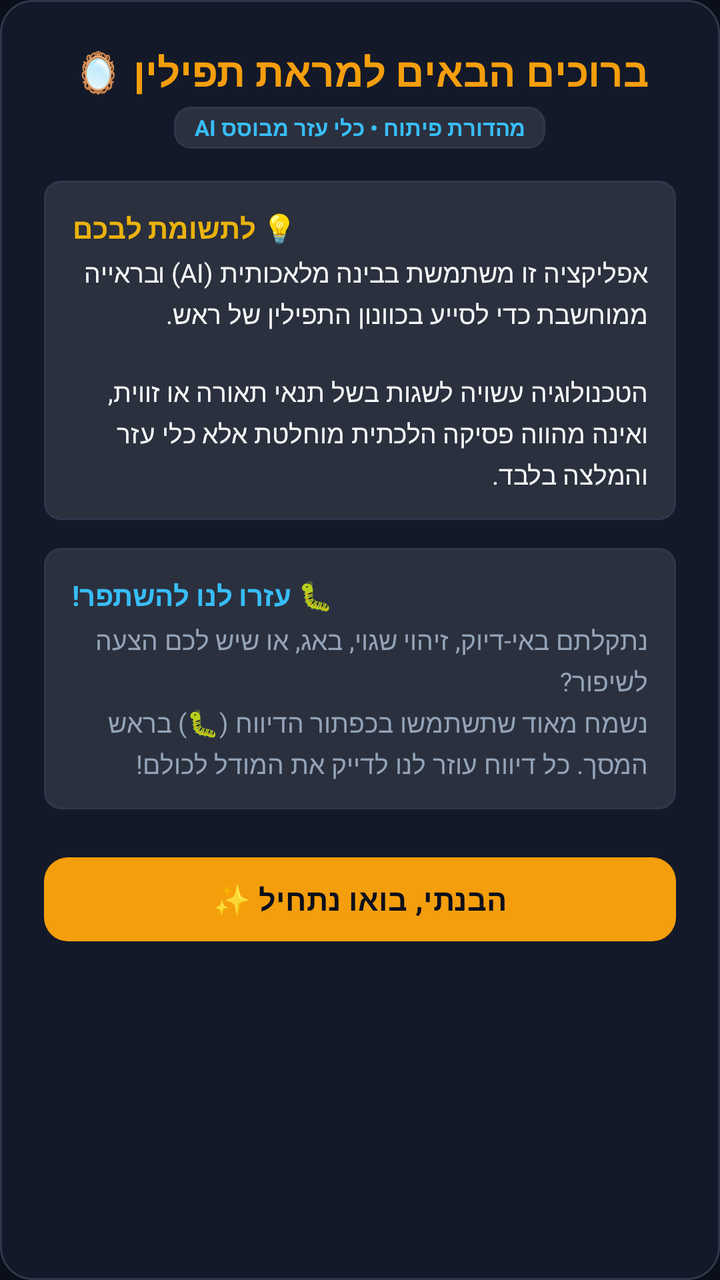
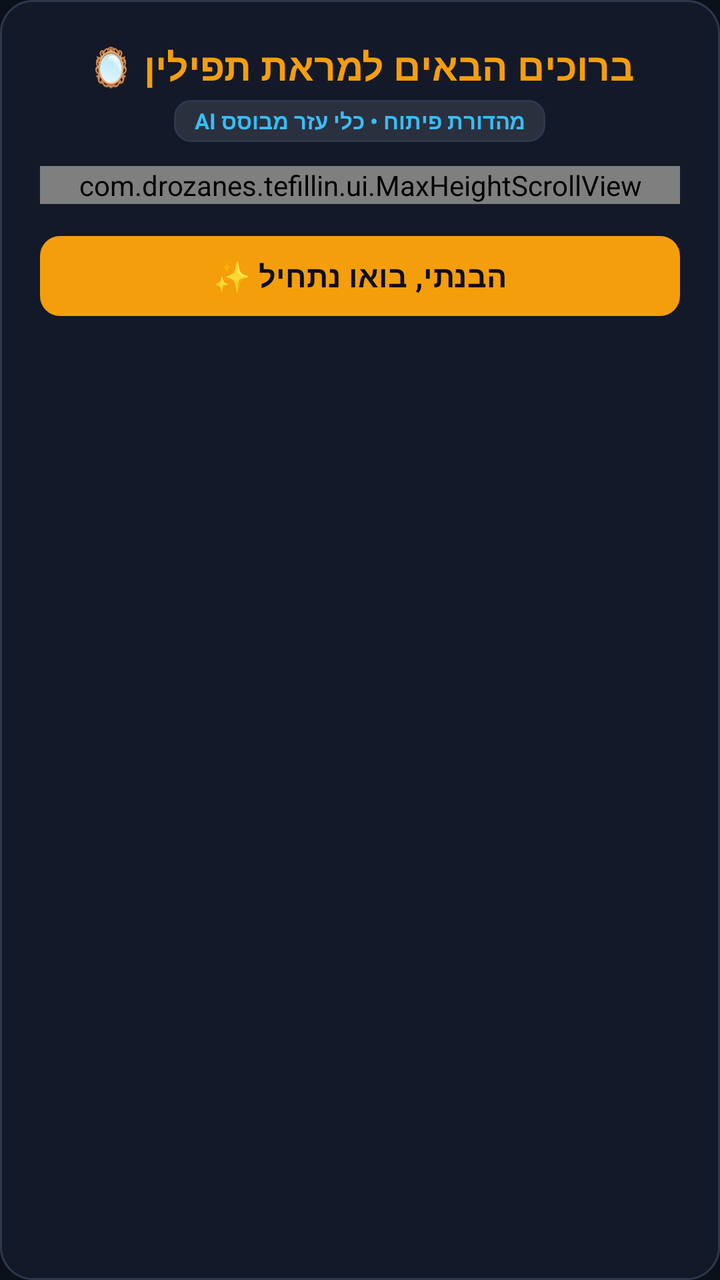

Screens rendered from an Android XML layout before and after an edit, with the pre-edit source and the edit as a unified diff.
<!-- AndroidManifest.xml: application theme Theme.TefillinNative -->
<!-- res/layout/dialog_disclaimer.xml -->
<?xml version="1.0" encoding="utf-8"?>
<ScrollView xmlns:android="http://schemas.android.com/apk/res/android"
    xmlns:app="http://schemas.android.com/apk/res-auto"
    android:layout_width="match_parent"
    android:layout_height="wrap_content"
    android:fillViewport="true">

    <LinearLayout
        android:layout_width="match_parent"
        android:layout_height="wrap_content"
        android:background="@drawable/bg_glass_card"
        android:orientation="vertical"
        android:padding="22dp">

        
        <TextView
            android:layout_width="match_parent"
            android:layout_height="wrap_content"
            android:text="@string/disclaimer_welcome_title"
            android:textColor="@color/accent_gold"
            android:textSize="20sp"
            android:textStyle="bold"
            android:gravity="center" />

        <TextView
            android:layout_width="wrap_content"
            android:layout_height="wrap_content"
            android:layout_gravity="center_horizontal"
            android:layout_marginTop="4dp"
            android:layout_marginBottom="16dp"
            android:background="@drawable/bg_button_rounded"
            android:paddingHorizontal="10dp"
            android:paddingVertical="3dp"
            android:text="@string/disclaimer_edition_badge"
            android:textColor="@color/accent_cyan"
            android:textSize="11sp"
            android:textStyle="bold" />

        
        <LinearLayout
            android:layout_width="match_parent"
            android:layout_height="wrap_content"
            android:orientation="vertical"
            android:background="@drawable/bg_button_rounded"
            android:padding="14dp"
            android:layout_marginBottom="14dp">

            <TextView
                android:layout_width="wrap_content"
                android:layout_height="wrap_content"
                android:text="@string/disclaimer_ai_title"
                android:textColor="@color/accent_yellow"
                android:textSize="14sp"
                android:textStyle="bold" />

            <TextView
                android:layout_width="match_parent"
                android:layout_height="wrap_content"
                android:text="@string/disclaimer_ai_desc"
                android:textColor="@color/text_main"
                android:textSize="13sp"
                android:lineSpacingExtra="3dp"
                android:layout_marginTop="4dp" />
        </LinearLayout>

        
        <LinearLayout
            android:layout_width="match_parent"
            android:layout_height="wrap_content"
            android:orientation="vertical"
            android:background="@drawable/bg_button_rounded"
            android:padding="14dp"
            android:layout_marginBottom="20dp">

            <TextView
                android:layout_width="wrap_content"
                android:layout_height="wrap_content"
                android:text="@string/disclaimer_feedback_title"
                android:textColor="@color/accent_cyan"
                android:textSize="14sp"
                android:textStyle="bold" />

            <TextView
                android:layout_width="match_parent"
                android:layout_height="wrap_content"
                android:text="@string/disclaimer_feedback_desc"
                android:textColor="@color/text_muted"
                android:textSize="13sp"
                android:lineSpacingExtra="3dp"
                android:layout_marginTop="4dp" />
        </LinearLayout>

        
        <com.google.android.material.button.MaterialButton
            android:id="@+id/btnConfirmDisclaimer"
            android:layout_width="match_parent"
            android:layout_height="wrap_content"
            android:minHeight="50dp"
            android:text="@string/disclaimer_confirm_btn"
            app:backgroundTint="@color/accent_gold"
            android:textColor="@color/bg_primary"
            android:textStyle="bold"
            android:textSize="15sp"
            android:textAllCaps="false"
            app:cornerRadius="12dp" />

    </LinearLayout>
</ScrollView>
<!-- resources referenced by this layout -->
<resources>
  <color name="accent_cyan">#38BDF8</color>
  <color name="accent_gold">#F59E0B</color>
  <color name="accent_yellow">#EAB308</color>
  <color name="bg_primary">#0B0F19</color>
  <color name="text_main">#F8FAFC</color>
  <color name="text_muted">#94A3B8</color>
  <!-- drawable bg_button_rounded (drawable) -->
  <?xml version="1.0" encoding="utf-8"?>
  <ripple xmlns:android="http://schemas.android.com/apk/res/android"
      android:color="@color/accent_gold_glow">
      <item>
          <shape android:shape="rectangle">
              <solid android:color="#1AFFFFFF" />
              <stroke
                  android:width="1dp"
                  android:color="@color/card_border" />
              <corners android:radius="8dp" />
          </shape>
      </item>
  </ripple>
  <!-- drawable bg_glass_card (drawable) -->
  <?xml version="1.0" encoding="utf-8"?>
  <shape xmlns:android="http://schemas.android.com/apk/res/android"
      android:shape="rectangle">
      <solid android:color="@color/bg_surface_translucent" />
      <stroke
          android:width="1dp"
          android:color="@color/card_border" />
      <corners android:radius="16dp" />
  </shape>
  <string name="disclaimer_ai_desc">אפליקציה זו משתמשת בבינה מלאכותית (AI) ובראייה ממוחשבת כדי לסייע בכוונון התפילין של ראש.\n\nהטכנולוגיה עשויה לשגות בשל תנאי תאורה או זווית, ואינה מהווה פסיקה הלכתית מוחלטת אלא כלי עזר והמלצה בלבד.</string>
  <string name="disclaimer_ai_title">💡 לתשומת לבכם</string>
  <string name="disclaimer_confirm_btn">הבנתי, בואו נתחיל ✨</string>
  <string name="disclaimer_edition_badge">מהדורת פיתוח • כלי עזר מבוסס AI</string>
  <string name="disclaimer_feedback_desc">נתקלתם באי-דיוק, זיהוי שגוי, באג, או שיש לכם הצעה לשיפור?\nנשמח מאוד שתשתמשו בכפתור הדיווח (🐛) בראש המסך. כל דיווח עוזר לנו לדייק את המודל לכולם!</string>
  <string name="disclaimer_feedback_title">🐛 עזרו לנו להשתפר!</string>
  <string name="disclaimer_welcome_title">ברוכים הבאים למראת תפילין 🪞</string>
  <style name="Theme.TefillinNative" parent="Theme.Material3.Dark.NoActionBar">
          <item name="android:statusBarColor">@color/bg_surface</item>
          <item name="android:navigationBarColor">@color/bg_primary</item>
          <item name="android:windowBackground">@color/bg_primary</item>
          <item name="colorPrimary">@color/accent_gold</item>
          <item name="colorSecondary">@color/accent_cyan</item>
          <item name="colorSurface">@color/bg_surface</item>
          <item name="android:textColorPrimary">@color/text_main</item>
          <item name="android:textColorSecondary">@color/text_muted</item>
      </style>
  <color name="accent_gold_glow">#59F59E0B</color>
  <color name="card_border">#2E384D</color>
  <color name="bg_surface_translucent">#D0151C2C</color>
  <color name="bg_surface">#151C2C</color>
</resources>

<!-- the commit's change to res/layout/dialog_disclaimer.xml (unified diff, before → after) -->
@@ -1,108 +1,126 @@
 <?xml version="1.0" encoding="utf-8"?>
-<ScrollView xmlns:android="http://schemas.android.com/apk/res/android"
+<LinearLayout xmlns:android="http://schemas.android.com/apk/res/android"
     xmlns:app="http://schemas.android.com/apk/res-auto"
     android:layout_width="match_parent"
     android:layout_height="wrap_content"
-    android:fillViewport="true">
+    android:background="@drawable/bg_glass_card"
+    android:orientation="vertical"
+    android:padding="20dp">
 
-    <LinearLayout
+    
+    <TextView
+        android:id="@+id/tvDisclaimerTitle"
         android:layout_width="match_parent"
         android:layout_height="wrap_content"
-        android:background="@drawable/bg_glass_card"
-        android:orientation="vertical"
-        android:padding="22dp">
+        android:text="@string/disclaimer_welcome_title"
+        android:textColor="@color/accent_gold"
+        android:textSize="19sp"
+        android:textStyle="bold"
+        android:gravity="center" />
 
-        
-        <TextView
-            android:layout_width="match_parent"
-            android:layout_height="wrap_content"
-            android:text="@string/disclaimer_welcome_title"
-            android:textColor="@color/accent_gold"
-            android:textSize="20sp"
-            android:textStyle="bold"
-            android:gravity="center" />
+    <TextView
+        android:id="@+id/tvDisclaimerBadge"
+        android:layout_width="wrap_content"
+        android:layout_height="wrap_content"
+        android:layout_gravity="center_horizontal"
+        android:layout_marginTop="4dp"
+        android:layout_marginBottom="12dp"
+        android:background="@drawable/bg_button_rounded"
+        android:paddingHorizontal="10dp"
+        android:paddingVertical="3dp"
+        android:text="@string/disclaimer_edition_badge"
+        android:textColor="@color/accent_cyan"
+        android:textSize="11sp"
+        android:textStyle="bold" />
 
-        <TextView
-            android:layout_width="wrap_content"
-            android:layout_height="wrap_content"
-            android:layout_gravity="center_horizontal"
-            android:layout_marginTop="4dp"
-            android:layout_marginBottom="16dp"
-            android:background="@drawable/bg_button_rounded"
-            android:paddingHorizontal="10dp"
-            android:paddingVertical="3dp"
-            android:text="@string/disclaimer_edition_badge"
-            android:textColor="@color/accent_cyan"
-            android:textSize="11sp"
-            android:textStyle="bold" />
+    
+    <com.drozanes.tefillin.ui.MaxHeightScrollView
+        android:id="@+id/scrollBody"
+        android:layout_width="match_parent"
+        android:layout_height="wrap_content"
+        android:fillViewport="true"
+        android:scrollbars="vertical"
+        android:fadeScrollbars="false"
+        android:scrollbarThumbVertical="@drawable/bg_scrollbar_thumb"
+        android:scrollbarSize="4dp">
 
-        
         <LinearLayout
             android:layout_width="match_parent"
             android:layout_height="wrap_content"
-            android:orientation="vertical"
-            android:background="@drawable/bg_button_rounded"
-            android:padding="14dp"
-            android:layout_marginBottom="14dp">
+            android:orientation="vertical">
 
-            <TextView
-                android:layout_width="wrap_content"
-                android:layout_height="wrap_content"
-                android:text="@string/disclaimer_ai_title"
-                android:textColor="@color/accent_yellow"
-                android:textSize="14sp"
-                android:textStyle="bold" />
-
-            <TextView
+            
+            <LinearLayout
                 android:layout_width="match_parent"
                 android:layout_height="wrap_content"
-                android:text="@string/disclaimer_ai_desc"
-                android:textColor="@color/text_main"
-                android:textSize="13sp"
-                android:lineSpacingExtra="3dp"
-                android:layout_marginTop="4dp" />
-        </LinearLayout>
+                android:orientation="vertical"
+                android:background="@drawable/bg_button_rounded"
+                android:padding="14dp"
+                android:layout_marginBottom="12dp">
 
-        
-        <LinearLayout
-            android:layout_width="match_parent"
-            android:layout_height="wrap_content"
-            android:orientation="vertical"
-            android:background="@drawable/bg_button_rounded"
-            android:padding="14dp"
-            android:layout_marginBottom="20dp">
+                <TextView
+                    android:layout_width="wrap_content"
+                    android:layout_height="wrap_content"
+                    android:text="@string/disclaimer_ai_title"
+                    android:textColor="@color/accent_yellow"
+                    android:textSize="14sp"
+                    android:textStyle="bold" />
 
-            <TextView
-                android:layout_width="wrap_content"
-                android:layout_height="wrap_content"
-                android:text="@string/disclaimer_feedback_title"
-                android:textColor="@color/accent_cyan"
-                android:textSize="14sp"
-                android:textStyle="bold" />
+                <TextView
+                    android:id="@+id/tvAiDesc"
+                    android:layout_width="match_parent"
+                    android:layout_height="wrap_content"
+                    android:text="@string/disclaimer_ai_desc"
+                    android:textColor="@color/text_main"
+                    android:textSize="13sp"
+                    android:lineSpacingExtra="3dp"
+                    android:layout_marginTop="4dp" />
+            </LinearLayout>
 
-            <TextView
+            
+            <LinearLayout
                 android:layout_width="match_parent"
                 android:layout_height="wrap_content"
-                android:text="@string/disclaimer_feedback_desc"
-                android:textColor="@color/text_muted"
-                android:textSize="13sp"
-                android:lineSpacingExtra="3dp"
-                android:layout_marginTop="4dp" />
+                android:orientation="vertical"
+                android:background="@drawable/bg_button_rounded"
+                android:padding="14dp"
+                android:layout_marginBottom="4dp">
+
+                <TextView
+                    android:layout_width="wrap_content"
+                    android:layout_height="wrap_content"
+                    android:text="@string/disclaimer_feedback_title"
+                    android:textColor="@color/accent_cyan"
+                    android:textSize="14sp"
+                    android:textStyle="bold" />
+
+                <TextView
+                    android:id="@+id/tvFeedbackDesc"
+                    android:layout_width="match_parent"
+                    android:layout_height="wrap_content"
+                    android:text="@string/disclaimer_feedback_desc"
+                    android:textColor="@color/text_muted"
+                    android:textSize="13sp"
+                    android:lineSpacingExtra="3dp"
+                    android:layout_marginTop="4dp" />
+            </LinearLayout>
+
         </LinearLayout>
+    </com.drozanes.tefillin.ui.MaxHeightScrollView>
 
-        
-        <com.google.android.material.button.MaterialButton
-            android:id="@+id/btnConfirmDisclaimer"
-            android:layout_width="match_parent"
-            android:layout_height="wrap_content"
-            android:minHeight="50dp"
-            android:text="@string/disclaimer_confirm_btn"
-            app:backgroundTint="@color/accent_gold"
-            android:textColor="@color/bg_primary"
-            android:textStyle="bold"
-            android:textSize="15sp"
-            android:textAllCaps="false"
-            app:cornerRadius="12dp" />
+    
+    <com.google.android.material.button.MaterialButton
+        android:id="@+id/btnConfirmDisclaimer"
+        android:layout_width="match_parent"
+        android:layout_height="wrap_content"
+        android:layout_marginTop="12dp"
+        android:minHeight="48dp"
+        android:text="@string/disclaimer_confirm_btn"
+        app:backgroundTint="@color/accent_gold"
+        android:textColor="@color/bg_primary"
+        android:textStyle="bold"
+        android:textSize="15sp"
+        android:textAllCaps="false"
+        app:cornerRadius="10dp" />
 
-    </LinearLayout>
-</ScrollView>
+</LinearLayout>
<!-- resource entries referenced after the edit -->
@@ -30,6 +30,14 @@
           android:color="@color/card_border" />
       <corners android:radius="16dp" />
   </shape>
+  <!-- drawable bg_scrollbar_thumb (drawable) -->
+  <?xml version="1.0" encoding="utf-8"?>
+  <shape xmlns:android="http://schemas.android.com/apk/res/android"
+      android:shape="rectangle">
+      <solid android:color="#70FFD700" />
+      <corners android:radius="4dp" />
+      <size android:width="4dp" />
+  </shape>
   <string name="disclaimer_ai_desc">אפליקציה זו משתמשת בבינה מלאכותית (AI) ובראייה ממוחשבת כדי לסייע בכוונון התפילין של ראש.\n\nהטכנולוגיה עשויה לשגות בשל תנאי תאורה או זווית, ואינה מהווה פסיקה הלכתית מוחלטת אלא כלי עזר והמלצה בלבד.</string>
   <string name="disclaimer_ai_title">💡 לתשומת לבכם</string>
   <string name="disclaimer_confirm_btn">הבנתי, בואו נתחיל ✨</string>
